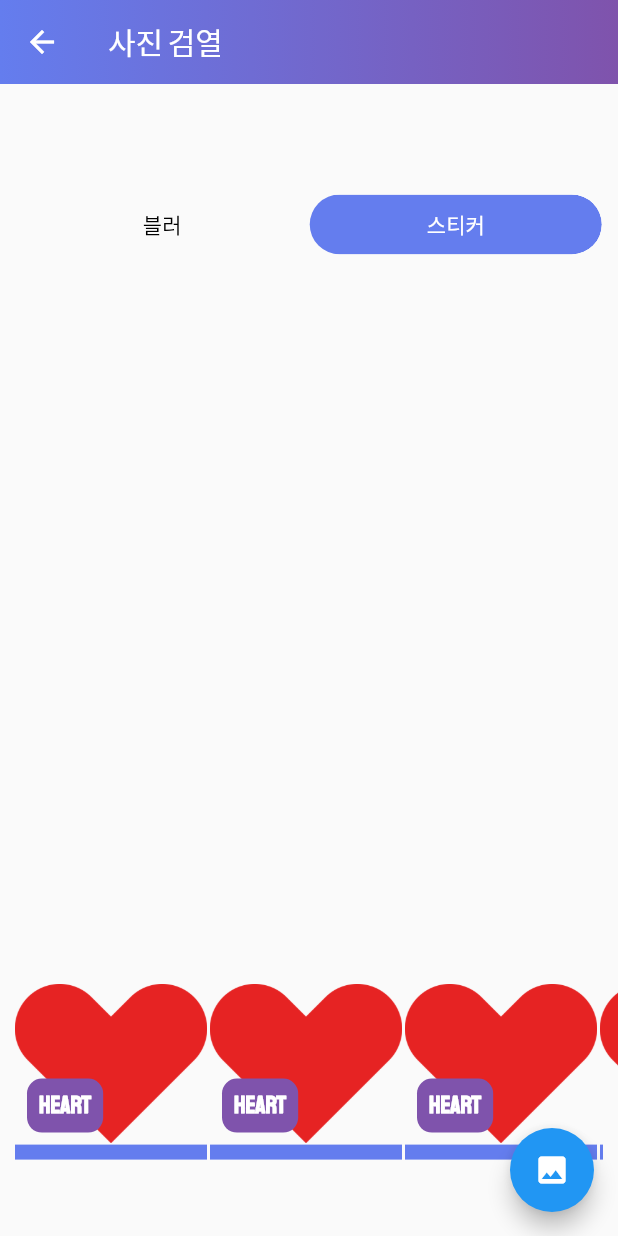
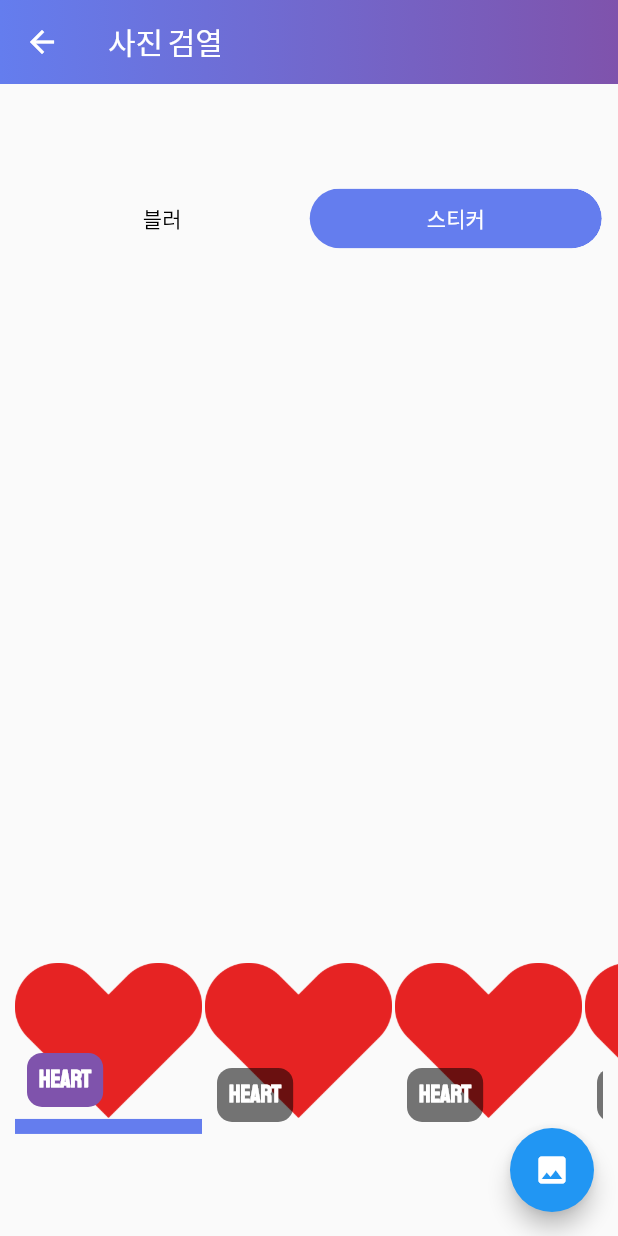
Before and after one commit to yeng2021/Data_tective-yeng, a Flutter app: the DetectionScreen screen opened directly with empty values, after a tap on "스티커", on a phone screen of 412 x 824 dp. Run offline on Flutter 3.47's test engine with Material 2 defaults, Android fonts, the phone set to English and light mode, and no system bars; drawn by our look-alikes of toggle_switch; our stand-ins replace convex_bottom_bar, image_picker, new_gradient_app_bar, shared_preferences; missing offline and left inert: google_ml_kit, image_picker_platform_interface, touchable; accounts and stored records are empty.

Commit message:
경고문구 사이즈 조절 + 텍스트 블러 추가

```diff
--- a/lib/detect/detection_screen.dart
+++ b/lib/detect/detection_screen.dart
@@ -37,7 +37,7 @@ class _DetectionScreenState extends State<DetectionScreen> {
 
   int selectedIndex = 0;
 
-  int _stickerId2 = 0;
+  int _stickerId2 = 1;
 
   @override
   void initState() {
@@ -160,7 +160,9 @@ class _DetectionScreenState extends State<DetectionScreen> {
         //       child: const Text('읽기', style: TextStyle(color: Colors.white),))
         // ],
       ),
-      body: Center(
+      body: Padding(
+        padding: const EdgeInsets.fromLTRB(0, 0, 0, 20),
+        child: Center(
           child: Column(
             mainAxisAlignment: MainAxisAlignment.spaceEvenly,
             children: [
@@ -242,10 +244,57 @@ class _DetectionScreenState extends State<DetectionScreen> {
                              ),
                            ),
                          ),
+                       for(TextBlock textBlock in textBlocks)
+                         Visibility(
+                           visible: blurVisibility,
+                           child: Positioned(
+                             top: textBlock.rect.top,
+                             left: textBlock.rect.left,
+                             child: Center(
+                               child: ClipRect(
+                                 child: BackdropFilter(
+                                   filter: ImageFilter.blur(
+                                     sigmaX: imageImage.width*_sigma*0.001,
+                                     sigmaY: imageImage.height*_sigma*0.001,
+                                   ),
+                                   child: Container(
+                                     // alignment: Alignment.center,
+                                     width: textBlock.rect.width,
+                                     height: textBlock.rect.height,
+                                     color: Colors.black.withOpacity(0),
+                                   ),
+                                 ),
+                               ),
+                             ),
+                           ),
+                         ),
                 ]
                    ),
                 ),
               ), //TODO: 스티커로 가리는 거 추가
+              // Flexible(
+              //   flex: 10,
+              //   child: FittedBox(
+              //     fit: BoxFit.contain,
+              //     child: Stack(
+              //         children: [SizedBox(
+              //           height: imageImage != null
+              //               ?imageImage.height.toDouble()
+              //               :300,
+              //           width: imageImage != null
+              //               ?imageImage.width.toDouble()
+              //               :300,
+              //           // child: Image.file(image),
+              //           child: CanvasTouchDetector(
+              //             builder: (context) => CustomPaint(
+              //               painter: FaceDraw(context, faces: faces, imageImage: imageImage, textBlocks: textBlocks),
+              //             ),
+              //           ),
+              //         ),
+              //         ]
+              //     ),
+              //   ),
+              // ),
               Flexible(
                 flex: 3,
                 child: Visibility(
@@ -293,7 +342,22 @@ class _DetectionScreenState extends State<DetectionScreen> {
                   ),
                 ),
               ),
+              // Flexible(
+              //   flex: 1,
+              //   child: Padding(
+              //     padding: const EdgeInsets.fromLTRB(10, 0, 10, 0),
+              //     child: OutlinedButton(
+              //       onPressed: () {},
+              //       child: const Text(
+              //         '적용',
+              //         style: TextStyle(
+              //             fontFamily: 'SCDream4'
+              //         ),),
+              //     ),
+              //   ),
+              // )
             ],
+          ),
         ),
       ),
       floatingActionButton: FloatingActionButton(
@@ -385,19 +449,19 @@ class FaceDraw extends CustomPainter {
       );
 
       touchyCanvas.drawLine(
-        Offset(textBlock.rect.left + 5, textBlock.rect.top - 12),
-        Offset(textBlock.rect.left + 160, textBlock.rect.top - 12),
+        Offset(textBlock.rect.left, textBlock.rect.top - textBlock.rect.width/18),
+        Offset(textBlock.rect.right, textBlock.rect.top - textBlock.rect.width/18),
         Paint()
           ..color = Colors.red.withOpacity(0.8)
-          ..strokeWidth = 18
+          ..strokeWidth = textBlock.rect.width/9.5
           ..style = PaintingStyle.fill,);
 
 
       TextPainter paintSpanId = TextPainter(
-        text: const TextSpan(
+        text: TextSpan(
           style: TextStyle(
             color: Colors.white,
-            fontSize: 15,
+            fontSize: textBlock.rect.width.toDouble()/10,
             fontWeight: FontWeight.w400,
           ),
           text: "자동차 번호판 노출 위험!",
@@ -407,7 +471,7 @@ class FaceDraw extends CustomPainter {
       );
 
       paintSpanId.layout();
-      paintSpanId.paint(canvas, Offset(textBlock.rect.left + 10, textBlock.rect.top - 20));
+      paintSpanId.paint(canvas, Offset(textBlock.rect.left, textBlock.rect.top - textBlock.rect.width/9));
 
     }
 
@@ -483,19 +547,19 @@ class FaceDraw extends CustomPainter {
       );
 
       touchyCanvas.drawLine(
-                Offset(face.boundingBox.left + 5, face.boundingBox.top - 12),
-                Offset(face.boundingBox.left + 120, face.boundingBox.top - 12),
+                Offset(face.boundingBox.left, face.boundingBox.top - face.boundingBox.height/12),
+                Offset(face.boundingBox.right, face.boundingBox.top - face.boundingBox.height/12),
                 Paint()
                   ..color = Colors.red.withOpacity(0.8)
-                  ..strokeWidth = 18
+                  ..strokeWidth = face.boundingBox.height/8
                   ..style = PaintingStyle.fill,);
 
 
       TextPainter paintSpanId = TextPainter(
-        text: const TextSpan(
+        text: TextSpan(
           style: TextStyle(
             color: Colors.white,
-            fontSize: 15,
+            fontSize: face.boundingBox.width/7.2,
             fontWeight: FontWeight.w400,
           ),
           text: "초상권 침해 위험!",
@@ -505,7 +569,7 @@ class FaceDraw extends CustomPainter {
       );
 
       paintSpanId.layout();
-      paintSpanId.paint(canvas, Offset(face.boundingBox.left + 10, face.boundingBox.top - 20));
+      paintSpanId.paint(canvas, Offset(face.boundingBox.left, face.boundingBox.top - face.boundingBox.height/6));
     }
   }
 
@@ -544,8 +608,10 @@ class StickerOption extends StatelessWidget {
             decoration: BoxDecoration(
                 border: Border(
                     bottom: BorderSide(
-                      color: selected ? Colors.transparent : const Color(0xff647dee),
-                      width: selected ? 0 : 10,
+                      color: selected ?? false ? const Color(0xff647dee) : Colors.transparent,
+                      width: selected ?? false ? 10 : 0,
+                      // color: selected ? Colors.transparent : const Color(0xff647dee),
+                      // width: selected ? 0 : 10, //TODO 여기에 문제가 있습니다!!
                     )
                 )
             ),
@@ -555,7 +621,10 @@ class StickerOption extends StatelessWidget {
                 duration: const Duration(milliseconds: 300),
                 padding: const EdgeInsets.all(8),
                 decoration: BoxDecoration(
-                  color: selected ? Colors.black54 : const Color(0xff7f53ac),
+                  color: selected ?? false
+                      ? const Color(0xff7f53ac)
+                      : Colors.black54,
+                  // color: selected ? Colors.black54 : const Color(0xff7f53ac), //TODO 여기에 문제가 있습니다!!
                   borderRadius: BorderRadius.circular(10),
                 ),
                 child: Text(
--- a/lib/home.dart
+++ b/lib/home.dart
@@ -255,8 +255,10 @@ class StickerOption extends StatelessWidget {
             decoration: BoxDecoration(
               border: Border(
                 bottom: BorderSide(
-                  color: selected ? Colors.transparent : const Color(0xff647dee),
-                  width: selected ? 0 : 10,
+                  color: selected ?? false ? const Color(0xff647dee) : Colors.transparent,
+                  width: selected ?? false ? 10 : 0,
+                  // color: selected ? Colors.transparent : const Color(0xff647dee),
+                  // width: selected ? 0 : 10, //TODO 여기에 문제가 있습니다!!
                 )
               )
             ),
@@ -266,7 +268,10 @@ class StickerOption extends StatelessWidget {
                 duration: const Duration(milliseconds: 300),
                 padding: const EdgeInsets.all(8),
                 decoration: BoxDecoration(
-                  color: selected ? Colors.black54 : const Color(0xff7f53ac),
+                  color: selected ?? false
+                      ? const Color(0xff7f53ac)
+                      : Colors.black54,
+                  // color: selected ? Colors.black54 : const Color(0xff7f53ac), //TODO 여기에 문제가 있습니다!!
                   borderRadius: BorderRadius.circular(10),
                 ),
                 child: Text(
```
Lines whose indentation alone changed are shown as unchanged.
